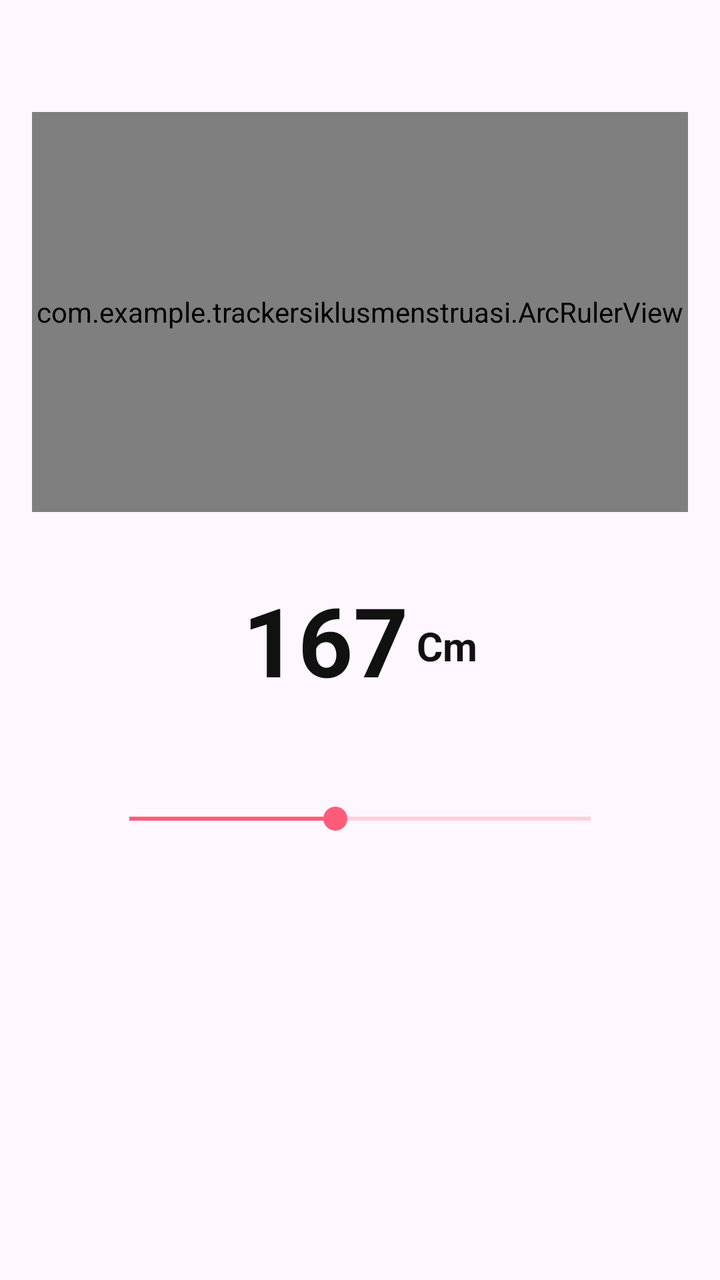
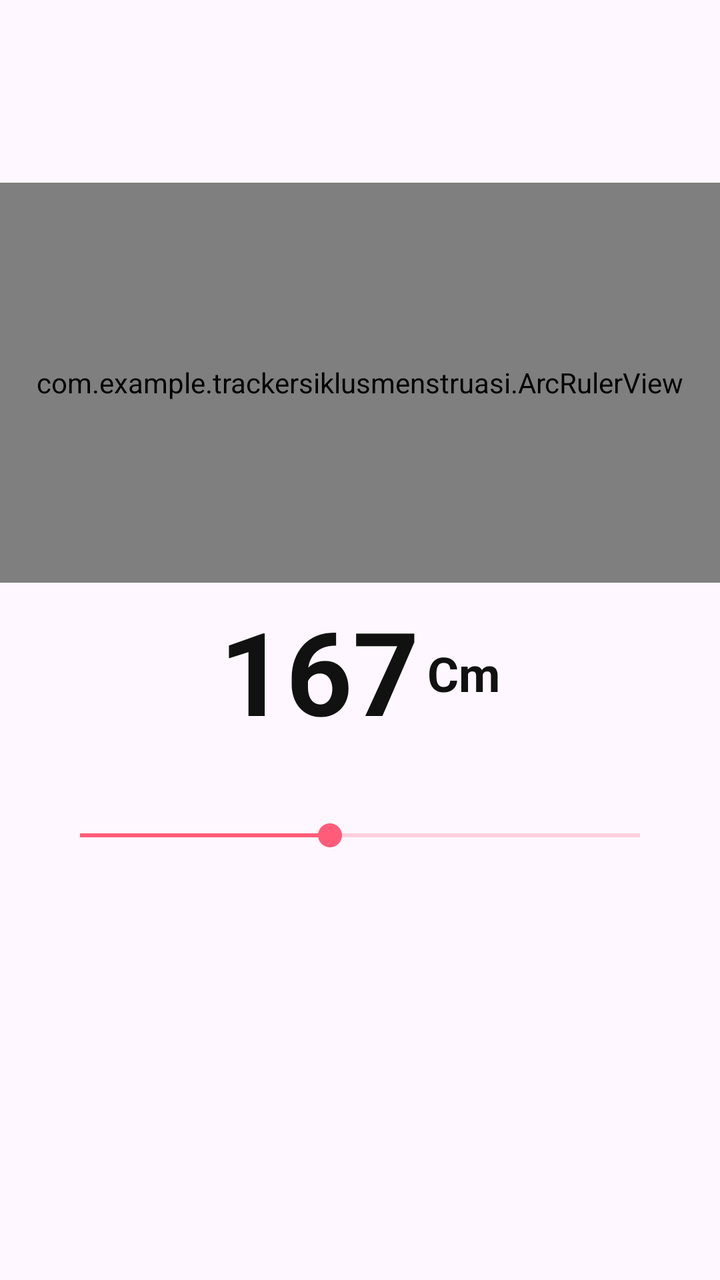

Compare the two renders of this Android layout. The source of the first and the diff that turns it into the second are given below.
<!-- AndroidManifest.xml: application theme Theme.TrackerSiklusMenstruasi -->
<!-- res/layout/view_setup_height.xml -->
<?xml version="1.0" encoding="utf-8"?>
<androidx.constraintlayout.widget.ConstraintLayout xmlns:android="http://schemas.android.com/apk/res/android"
    xmlns:app="http://schemas.android.com/apk/res-auto"
    android:layout_width="match_parent"
    android:layout_height="match_parent"
    android:padding="16dp">

    <com.example.trackersiklusmenstruasi.ArcRulerView
        android:id="@+id/arcRulerView"
        android:layout_width="match_parent"
        android:layout_height="200dp"
        android:layout_marginTop="40dp"
        app:layout_constraintTop_toTopOf="parent" />

    <LinearLayout
        android:id="@+id/heightDisplay"
        android:layout_width="wrap_content"
        android:layout_height="wrap_content"
        android:layout_marginTop="32dp"
        android:orientation="horizontal"
        android:gravity="bottom"
        app:layout_constraintEnd_toEndOf="parent"
        app:layout_constraintStart_toStartOf="parent"
        app:layout_constraintTop_toBottomOf="@id/arcRulerView">

        <TextView
            android:id="@+id/tvHeightValue"
            android:layout_width="wrap_content"
            android:layout_height="wrap_content"
            android:text="167"
            android:textColor="@color/black"
            android:textSize="48sp"
            android:textStyle="bold" />

        <TextView
            android:layout_width="wrap_content"
            android:layout_height="wrap_content"
            android:layout_marginStart="4dp"
            android:layout_marginBottom="8dp"
            android:text="Cm"
            android:textColor="@color/black"
            android:textSize="20sp"
            android:textStyle="bold" />
    </LinearLayout>

    <SeekBar
        android:id="@+id/heightSeekBar"
        android:layout_width="0dp"
        android:layout_height="wrap_content"
        android:layout_marginTop="48dp"
        android:max="250"
        android:min="100"
        android:progress="167"
        android:progressTint="@color/pink_main"
        android:thumbTint="@color/pink_main"
        app:layout_constraintEnd_toEndOf="parent"
        app:layout_constraintStart_toStartOf="parent"
        app:layout_constraintTop_toBottomOf="@id/heightDisplay"
        app:layout_constraintWidth_percent="0.8" />

</androidx.constraintlayout.widget.ConstraintLayout>
<!-- resources referenced by this layout -->
<resources>
  <color name="black">#111111</color>
  <color name="pink_main">#FF5C7A</color>
  <style name="Theme.TrackerSiklusMenstruasi" parent="Base.Theme.TrackerSiklusMenstruasi">
          
          <item name="android:editTextColor">@color/pink_main</item>
          <item name="android:textColorPrimary">@color/pink_main</item>
      </style>
  <style name="Base.Theme.TrackerSiklusMenstruasi" parent="Theme.Material3.DayNight.NoActionBar">
          
          <item name="colorPrimary">@color/pink_main</item>
          <item name="colorControlNormal">@color/pink_main</item>
      </style>
</resources>

<!-- the commit's change to res/layout/view_setup_height.xml (unified diff, before → after) -->
@@ -2,60 +2,63 @@
 <androidx.constraintlayout.widget.ConstraintLayout xmlns:android="http://schemas.android.com/apk/res/android"
     xmlns:app="http://schemas.android.com/apk/res-auto"
     android:layout_width="match_parent"
-    android:layout_height="match_parent"
-    android:padding="16dp">
-
-    <com.example.trackersiklusmenstruasi.ArcRulerView
-        android:id="@+id/arcRulerView"
-        android:layout_width="match_parent"
-        android:layout_height="200dp"
-        android:layout_marginTop="40dp"
-        app:layout_constraintTop_toTopOf="parent" />
+    android:layout_height="match_parent">
 
     <LinearLayout
-        android:id="@+id/heightDisplay"
-        android:layout_width="wrap_content"
+        android:layout_width="match_parent"
         android:layout_height="wrap_content"
-        android:layout_marginTop="32dp"
-        android:orientation="horizontal"
-        android:gravity="bottom"
-        app:layout_constraintEnd_toEndOf="parent"
-        app:layout_constraintStart_toStartOf="parent"
-        app:layout_constraintTop_toBottomOf="@id/arcRulerView">
+        android:orientation="vertical"
+        android:gravity="center_horizontal"
+        app:layout_constraintBottom_toBottomOf="parent"
+        app:layout_constraintTop_toTopOf="parent"
+        app:layout_constraintVertical_bias="0.3">
 
-        <TextView
-            android:id="@+id/tvHeightValue"
+        <com.example.trackersiklusmenstruasi.ArcRulerView
+            android:id="@+id/arcRulerView"
+            android:layout_width="match_parent"
+            android:layout_height="200dp" />
+
+        <LinearLayout
+            android:id="@+id/heightDisplay"
             android:layout_width="wrap_content"
             android:layout_height="wrap_content"
-            android:text="167"
-            android:textColor="@color/black"
-            android:textSize="48sp"
-            android:textStyle="bold" />
+            android:layout_marginTop="8dp"
+            android:orientation="horizontal"
+            android:gravity="bottom">
 
-        <TextView
-            android:layout_width="wrap_content"
+            <TextView
+                android:id="@+id/tvHeightValue"
+                android:layout_width="wrap_content"
+                android:layout_height="wrap_content"
+                android:text="167"
+                android:textColor="@color/black"
+                android:textSize="58sp"
+                android:textStyle="bold" />
+
+            <TextView
+                android:layout_width="wrap_content"
+                android:layout_height="wrap_content"
+                android:layout_marginStart="4dp"
+                android:layout_marginBottom="12dp"
+                android:text="Cm"
+                android:textColor="@color/black"
+                android:textSize="24sp"
+                android:textStyle="bold" />
+        </LinearLayout>
+
+        <SeekBar
+            android:id="@+id/heightSeekBar"
+            android:layout_width="match_parent"
             android:layout_height="wrap_content"
-            android:layout_marginStart="4dp"
-            android:layout_marginBottom="8dp"
-            android:text="Cm"
-            android:textColor="@color/black"
-            android:textSize="20sp"
-            android:textStyle="bold" />
+            android:layout_marginTop="32dp"
+            android:layout_marginHorizontal="24dp"
+            android:max="250"
+            android:min="100"
+            android:progress="167"
+            android:progressTint="@color/pink_main"
+            android:thumbTint="@color/pink_main"
+            android:splitTrack="false" />
+
     </LinearLayout>
 
-    <SeekBar
-        android:id="@+id/heightSeekBar"
-        android:layout_width="0dp"
-        android:layout_height="wrap_content"
-        android:layout_marginTop="48dp"
-        android:max="250"
-        android:min="100"
-        android:progress="167"
-        android:progressTint="@color/pink_main"
-        android:thumbTint="@color/pink_main"
-        app:layout_constraintEnd_toEndOf="parent"
-        app:layout_constraintStart_toStartOf="parent"
-        app:layout_constraintTop_toBottomOf="@id/heightDisplay"
-        app:layout_constraintWidth_percent="0.8" />
-
 </androidx.constraintlayout.widget.ConstraintLayout>
<!-- resource entries referenced after the edit -->
@@ -6,6 +6,10 @@
           
           <item name="android:editTextColor">@color/pink_main</item>
           <item name="android:textColorPrimary">@color/pink_main</item>
+          <item name="android:navigationBarColor">@android:color/transparent</item>
+          <item name="android:windowTranslucentNavigation">true</item>
+          <item name="android:statusBarColor">@android:color/transparent</item>
+          <item name="android:windowLightStatusBar">true</item>
       </style>
   <style name="Base.Theme.TrackerSiklusMenstruasi" parent="Theme.Material3.DayNight.NoActionBar">
           
